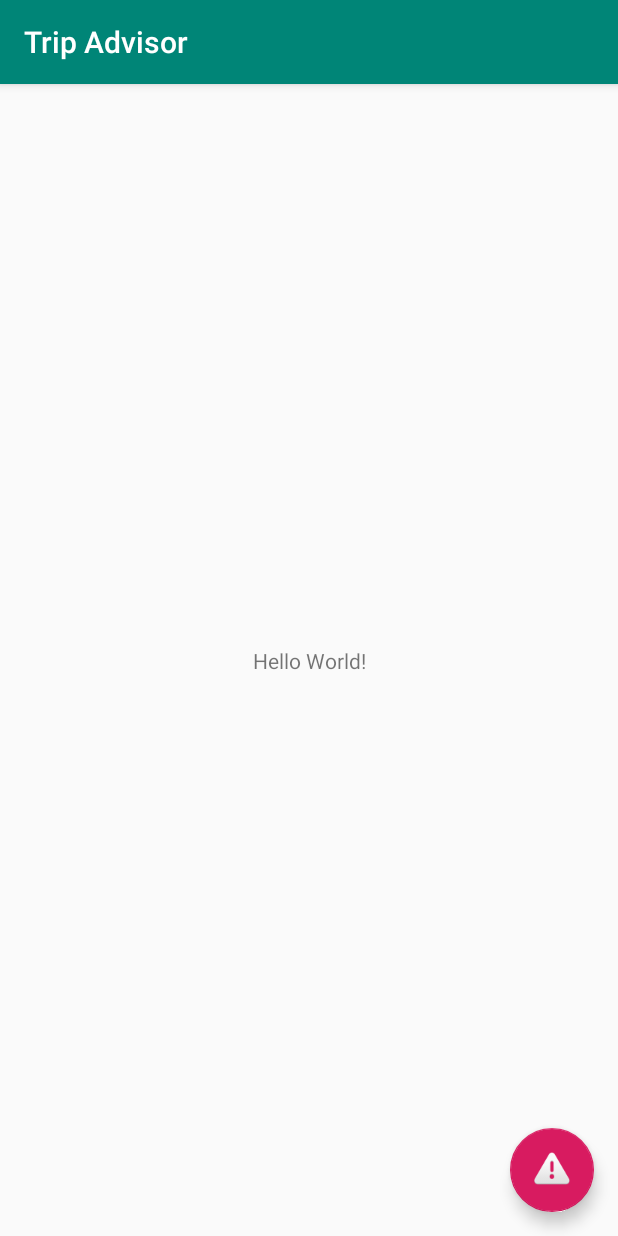
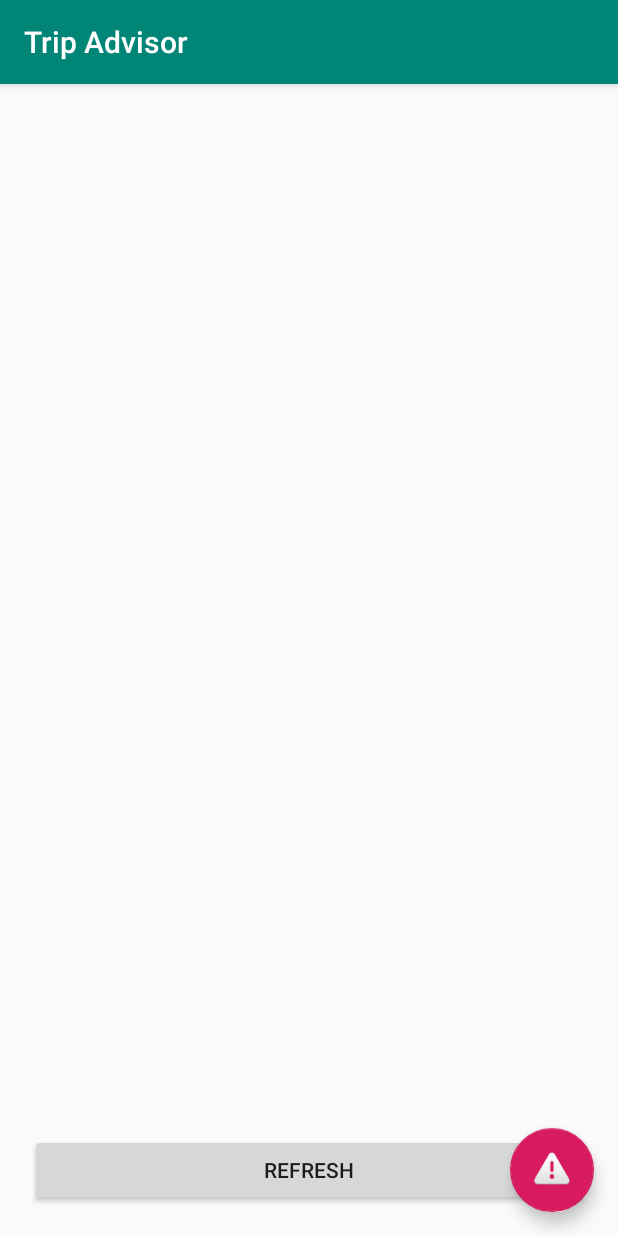
Before and after one commit to skelstar/Trip-Advisor.Phone, an Android app: the screen it shows after launch (MainActivity), on a phone screen of 412 x 824 dp. Run offline under Robolectric (Android 15) with nearby library versions, the phone set to English and light mode, and no system bars.

Commit message:
Trying to get working again. For some reason didn't get latest from github

```diff
--- a/TripAdvisor.Phone/app/build.gradle
+++ b/TripAdvisor.Phone/app/build.gradle
@@ -33,4 +33,5 @@
     testImplementation 'junit:junit:4.12'
     androidTestImplementation 'androidx.test:runner:1.1.1'
     androidTestImplementation 'androidx.test.espresso:espresso-core:3.1.1'
+    implementation "org.jetbrains.anko:anko-common:0.8.3"
 }
--- a/TripAdvisor.Phone/app/src/main/AndroidManifest.xml
+++ b/TripAdvisor.Phone/app/src/main/AndroidManifest.xml
@@ -1,6 +1,9 @@
 <?xml version="1.0" encoding="utf-8"?>
 <manifest xmlns:android="http://schemas.android.com/apk/res/android"
     package="com.skelstar.tripadvisorphone" >
+
+    <uses-permission android:name="android.permission.BLUETOOTH" />
+    <uses-permission android:name="android.permission.BLUETOOTH_ADMIN" />
 
     <application
         android:allowBackup="true"
@@ -11,6 +14,7 @@
         android:theme="@style/AppTheme" >
         <activity
             android:name=".MainActivity"
+            android:screenOrientation="portrait"
             android:label="@string/app_name"
             android:theme="@style/AppTheme.NoActionBar" >
             <intent-filter>
--- a/TripAdvisor.Phone/app/src/main/java/com/skelstar/tripadvisorphone/MainActivity.kt
+++ b/TripAdvisor.Phone/app/src/main/java/com/skelstar/tripadvisorphone/MainActivity.kt
@@ -1,22 +1,31 @@
 package com.skelstar.tripadvisorphone
 
-import android.app.NotificationChannel
-import android.app.NotificationManager
-import android.app.PendingIntent
-import android.content.Context
+import android.app.Activity
+import android.bluetooth.BluetoothAdapter
+import android.bluetooth.BluetoothDevice
 import android.content.Intent
-import android.os.Build
 import android.os.Bundle
+import android.util.Log
+import android.widget.AdapterView
+import android.widget.ArrayAdapter
 import androidx.appcompat.app.AppCompatActivity
-import androidx.core.app.NotificationCompat
-import androidx.core.app.NotificationManagerCompat
 import com.skelstar.android.notificationchannels.NotificationHelper
 
 import kotlinx.android.synthetic.main.activity_main.*
+import kotlinx.android.synthetic.main.content_main.*
+import org.jetbrains.anko.toast
 
 class MainActivity : AppCompatActivity() {
 
     private lateinit var helper: NotificationHelper
+
+    var m_bluetoothAdapter: BluetoothAdapter? = null
+    lateinit var m_pairedDevices: Set<BluetoothDevice>
+    val REQUEST_ENABLE_BLUETOOTH = 1
+
+    companion object {
+        private val TRIP_NOTIFY_ID = 1100
+    }
 
     override fun onCreate(savedInstanceState: Bundle?) {
         super.onCreate(savedInstanceState)
@@ -25,19 +34,69 @@
 
         helper = NotificationHelper(this)
 
-        btnNotify.setOnClickListener { view ->
+        btnNotify.setOnClickListener { _ ->
             sendTripNotification(TRIP_NOTIFY_ID, "Your trip")
         }
+
+        m_bluetoothAdapter = BluetoothAdapter.getDefaultAdapter()
+        if(m_bluetoothAdapter == null) {
+            toast("this device doesn't support bluetooth")
+            return
+        }
+        if(!m_bluetoothAdapter!!.isEnabled) {
+            val enableBluetoothIntent = Intent(BluetoothAdapter.ACTION_REQUEST_ENABLE)
+            startActivityForResult(enableBluetoothIntent, REQUEST_ENABLE_BLUETOOTH)
+        }
+        // https://www.youtube.com/watch?v=Oz4CBHrxMMs&t=1752s (at 25:57)
+
+        select_device_refresh.setOnClickListener{ pairedDeviceList() }
     }
 
     private fun sendTripNotification(id: Int, title: String) {
+
         when (id) {
             TRIP_NOTIFY_ID -> helper.notify(id, helper.getTripNotification())
         }
     }
 
+    private fun pairedDeviceList() {
+        Log.i("pairedDevices", "pairedDeviceLIst")
+        m_pairedDevices = m_bluetoothAdapter!!.bondedDevices
+        val list : ArrayList<BluetoothDevice> = ArrayList()
 
-    companion object {
-        private val TRIP_NOTIFY_ID = 1100
+        if (!m_pairedDevices.isEmpty()) {
+            for (device: BluetoothDevice in m_pairedDevices) {
+                list.add(device)
+                Log.i("device", ""+device)
+            }
+        } else {
+            toast("no paired bluetooth devices found")
+        }
+
+        val adapter = ArrayAdapter(this, android.R.layout.simple_list_item_1, list)
+        select_device_list.adapter = adapter
+        select_device_list.onItemClickListener = AdapterView.OnItemClickListener { _, _, position, _ ->
+            val device: BluetoothDevice = list[position]
+//            val address: String = device.address
+
+//            val intent = Intent(this, ControlActivity::class.java)
+//            intent.putExtra(EXTRA_ADDRESS, address)
+//            startActivity(intent)
+        }
     }
+
+    override fun onActivityResult(requestCode: Int, resultCode: Int, data: Intent?) {
+        super.onActivityResult(requestCode, resultCode, data)
+        if (requestCode == REQUEST_ENABLE_BLUETOOTH) {
+            if (resultCode == Activity.RESULT_OK) {
+                if (m_bluetoothAdapter!!.isEnabled) {
+                    toast("Bluetooth has been enabled")
+                } else {
+                    toast("Bluetooth has been disabled")
+                }
+            } else if (resultCode == Activity.RESULT_CANCELED) {
+                toast("Bluetooth enabling has been canceled")
+            }
+        }    }
+
 }
--- a/TripAdvisor.Phone/app/src/main/res/layout/content_main.xml
+++ b/TripAdvisor.Phone/app/src/main/res/layout/content_main.xml
@@ -9,13 +9,25 @@
     tools:showIn="@layout/activity_main"
     tools:context=".MainActivity">
 
-    <TextView
+    <ListView
+        android:id="@+id/select_device_list"
         android:layout_width="wrap_content"
+        android:layout_height="0dp"
+        app:layout_constraintTop_toTopOf="parent"
+        app:layout_constraintBottom_toTopOf="@id/select_device_refresh"
+        android:layout_marginBottom="10dp"
+        />
+
+    <Button
+        android:id="@+id/select_device_refresh"
+        android:layout_width="0dp"
         android:layout_height="wrap_content"
-        android:text="Hello World!"
-        app:layout_constraintBottom_toBottomOf="parent"
         app:layout_constraintLeft_toLeftOf="parent"
         app:layout_constraintRight_toRightOf="parent"
-        app:layout_constraintTop_toTopOf="parent" />
+        android:layout_marginStart="20dp"
+        android:text="Refresh"
+        app:layout_constraintBottom_toBottomOf="parent"
+        android:layout_marginBottom="20dp"
+        android:layout_marginEnd="20dp"/>
 
 </androidx.constraintlayout.widget.ConstraintLayout>
```
Also changed, not shown: 4 other files.
